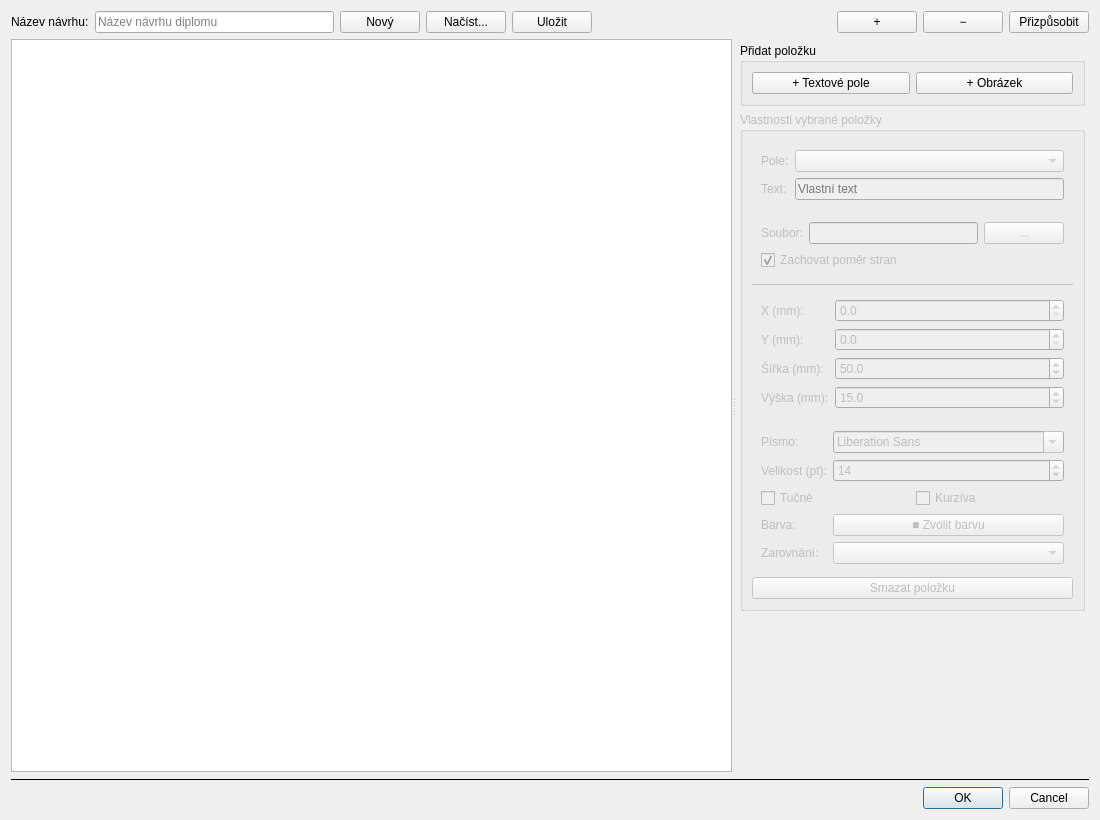
Above: quickevent/app/quickevent/src/awarddesigner/awarddesignerdialog.ui from arnost00/quickbox before the change. Below: the same form after it.
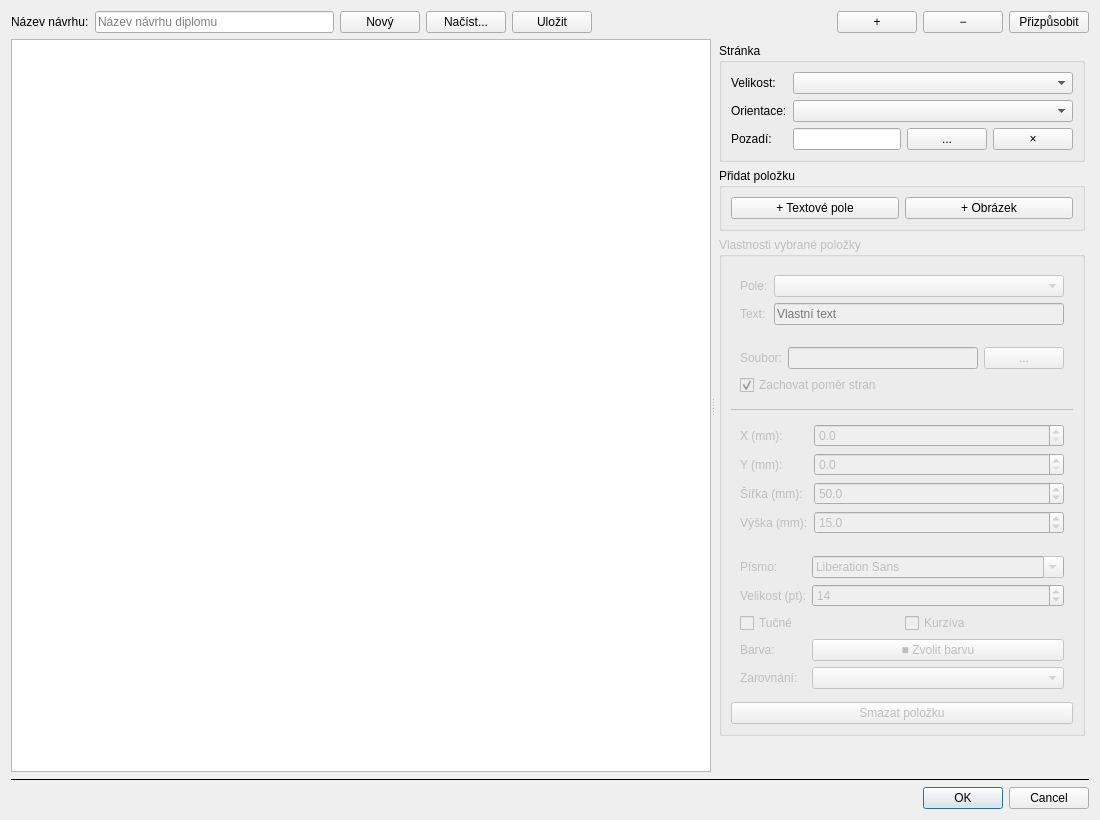
That is the form after the change.

Commit message: feat: added background image and page orientation

The edit to the form file:
```diff
--- a/quickevent/app/quickevent/src/awarddesigner/awarddesignerdialog.ui
+++ b/quickevent/app/quickevent/src/awarddesigner/awarddesignerdialog.ui
@@ -91,6 +91,52 @@
       <layout class="QVBoxLayout" name="propsPanelLayout">
        <property name="margin"><number>4</number></property>
 
+       <!-- Page group -->
+       <item>
+        <widget class="QGroupBox" name="grpPage">
+         <property name="title"><string>Stránka</string></property>
+         <layout class="QFormLayout">
+          <item row="0" column="0">
+           <widget class="QLabel"><property name="text"><string>Velikost:</string></property></widget>
+          </item>
+          <item row="0" column="1">
+           <widget class="QComboBox" name="cbxPaper"/>
+          </item>
+          <item row="1" column="0">
+           <widget class="QLabel"><property name="text"><string>Orientace:</string></property></widget>
+          </item>
+          <item row="1" column="1">
+           <widget class="QComboBox" name="cbxOrientation"/>
+          </item>
+          <item row="2" column="0">
+           <widget class="QLabel"><property name="text"><string>Pozadí:</string></property></widget>
+          </item>
+          <item row="2" column="1">
+           <layout class="QHBoxLayout">
+            <item>
+             <widget class="QLineEdit" name="edBgPath">
+              <property name="readOnly"><bool>true</bool></property>
+             </widget>
+            </item>
+            <item>
+             <widget class="QPushButton" name="btnBrowseBg">
+              <property name="text"><string>...</string></property>
+              <property name="maximumWidth"><number>28</number></property>
+             </widget>
+            </item>
+            <item>
+             <widget class="QPushButton" name="btnClearBg">
+              <property name="text"><string>×</string></property>
+              <property name="maximumWidth"><number>28</number></property>
+              <property name="toolTip"><string>Odstranit podkladový obrázek</string></property>
+             </widget>
+            </item>
+           </layout>
+          </item>
+         </layout>
+        </widget>
+       </item>
+
        <!-- Add item group -->
        <item>
         <widget class="QGroupBox" name="grpAddItem">
```
The commit also changes 6 other files.
